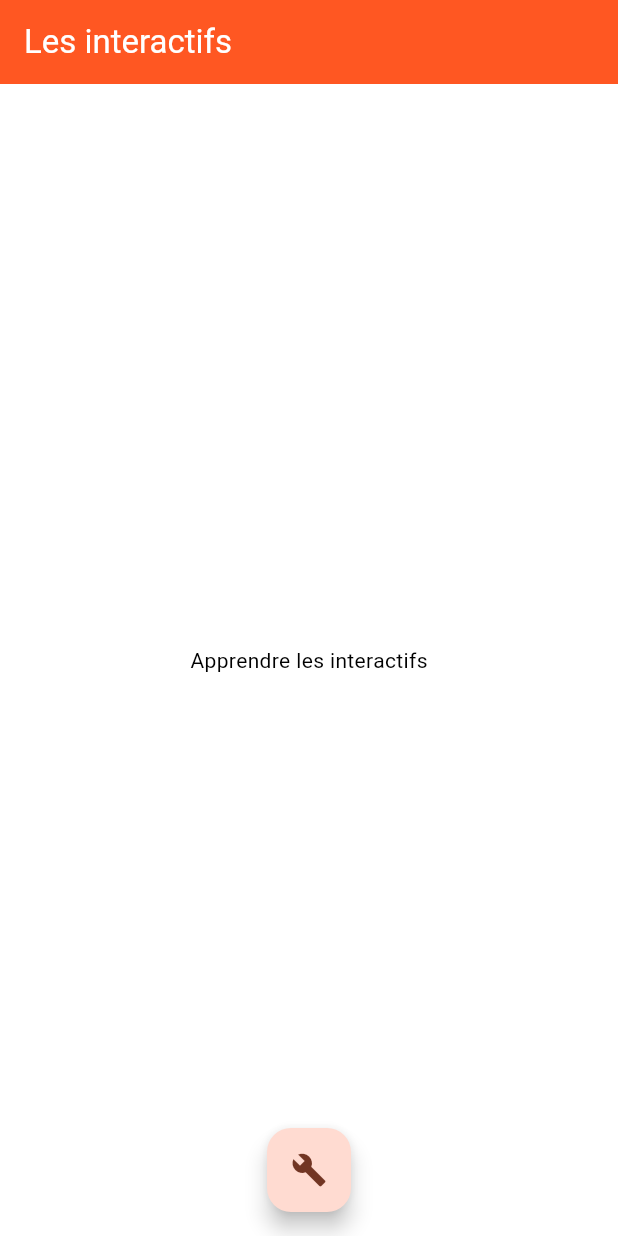
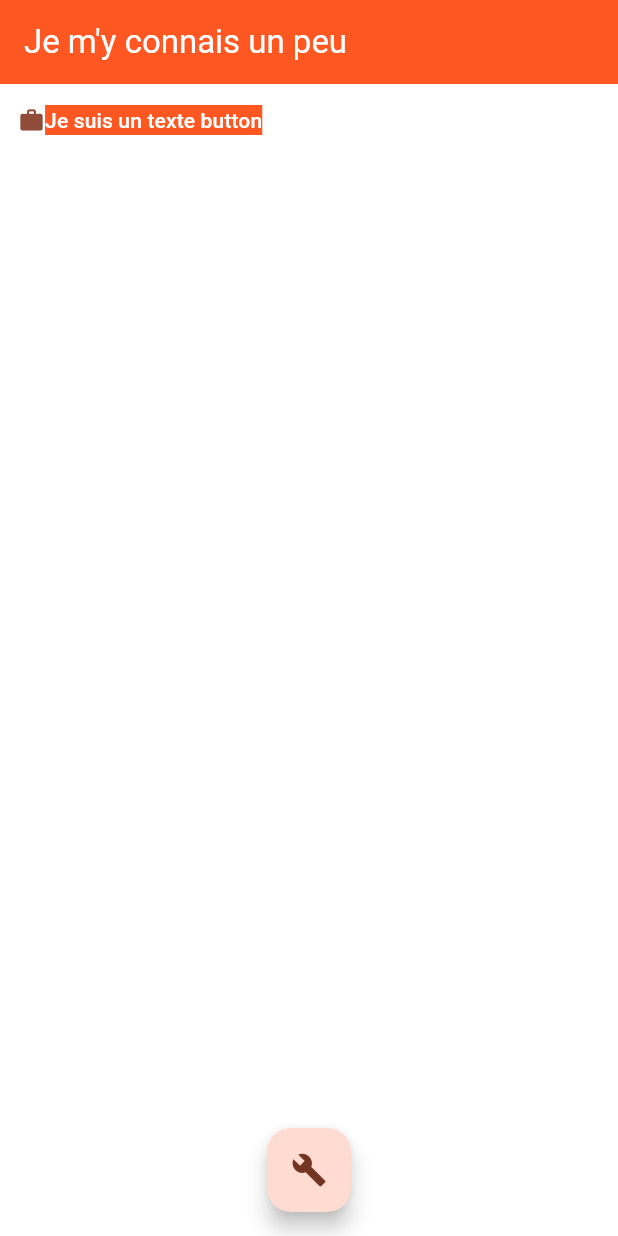
Before and after one commit to MaximeBel24/Flutter_Widget_Interactifs, a Flutter app: the screen it shows after launch, on a phone screen of 412 x 824 dp. Run offline on Flutter 3.47's test engine with Material 3 defaults, Android fonts, the phone set to English and light mode, and no system bars.

Commit message:
ajout d'un text button

```diff
--- a/lib/interactif_page.dart
+++ b/lib/interactif_page.dart
@@ -11,6 +11,7 @@ class InteractifPageState extends State<InteractifPage> {
 
   Color backgroundColor = Colors.white;
   Color textColor = Colors.black;
+  bool textButtonPressed = true;
 
   @override
   void initState() {
@@ -32,15 +33,27 @@ class InteractifPageState extends State<InteractifPage> {
     return Scaffold(
       backgroundColor: backgroundColor,
       appBar: AppBar(
-        title: const Text(
-            "Les interactifs",
-          style: TextStyle(
+        title: Text(
+            updateAppBarText(),
+          style: const TextStyle(
             color: Colors.white
         ),
         ),
         backgroundColor: Colors.deepOrange,
       ),
-      body: Center(child: Text("Apprendre les interactifs", style: TextStyle(color: textColor),),),
+      body: Center(child: Column(
+        children: [
+          TextButton(
+              onPressed: updateAppBar,
+              child: Row(
+                children: [
+                  const Icon(Icons.work),
+                  textButtonText()
+                ],
+              ),
+          )
+        ],
+      ),),
       floatingActionButton: FloatingActionButton(
         onPressed: updateColors,
         child: const Icon(Icons.build),
@@ -56,4 +69,22 @@ class InteractifPageState extends State<InteractifPage> {
     });
   }
 
+  updateAppBar() {
+    setState(() => textButtonPressed = !textButtonPressed);
+  }
+
+  String updateAppBarText() {
+    return(textButtonPressed)? "Je m'y connais un peu" : "Les interactifs";
+  }
+
+  Text textButtonText() {
+    return const Text(
+      "Je suis un texte button",
+      style: TextStyle(
+        color: Colors.white,
+        backgroundColor: Colors.deepOrange,
+      ),
+    );
+  }
+
 }
```
